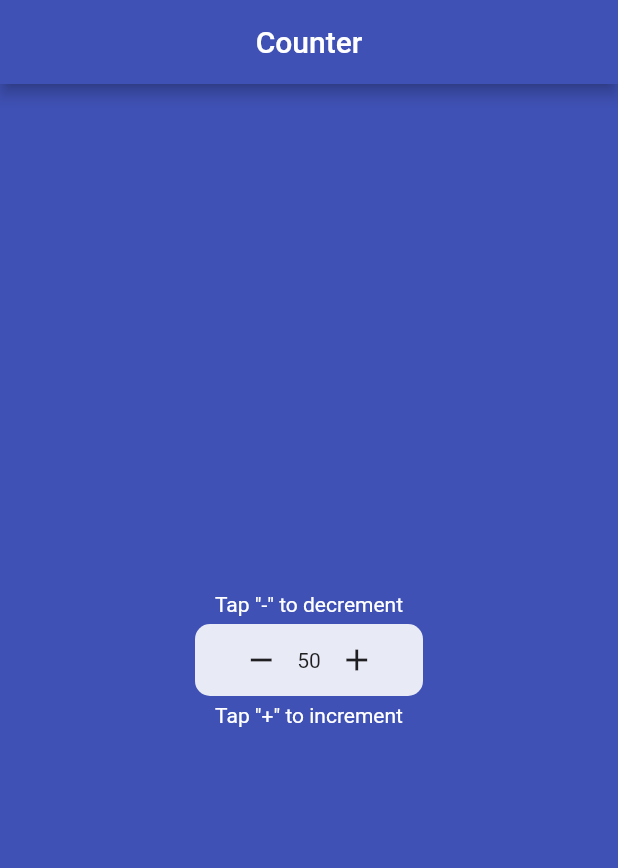
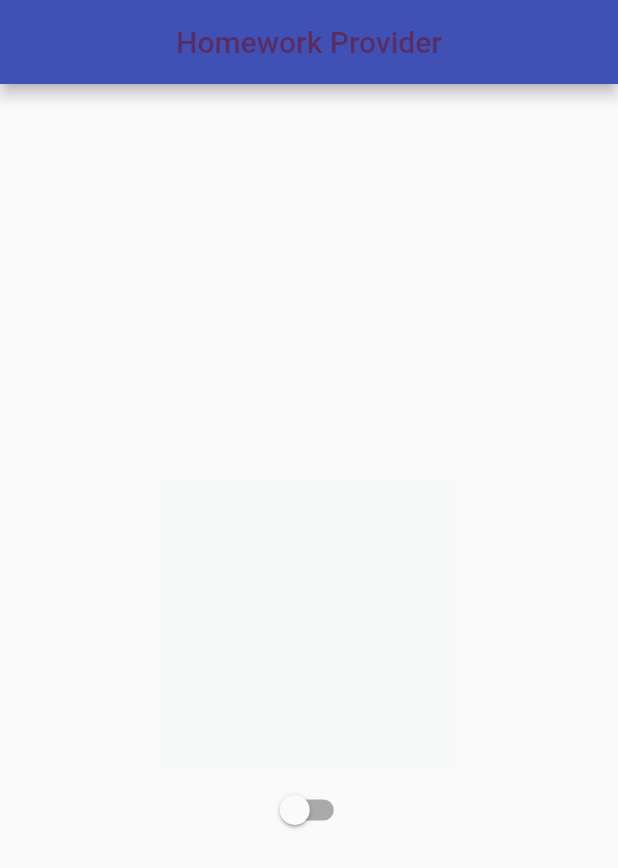
Before and after one commit to Galahed1204/flutter_app_test, a Flutter app: the screen it shows after launch, on a phone screen of 412 x 824 dp. Shown: the top 868 px of the screen. Run offline on Flutter 3.47's test engine with Material 2 defaults, Android fonts, the phone set to English and light mode, and no system bars.

Commit message:
Finished homework

```diff
--- a/lib/main.dart
+++ b/lib/main.dart
@@ -1,26 +1,35 @@
+
+import 'dart:math';
+
+import 'package:flutter/foundation.dart';
 import 'package:flutter/material.dart';
+import 'package:provider/provider.dart';
 
-void main() => runApp(const MyApp());
-// void main() {
-//   //runApp(const MyApp());
-//   runApp(MaterialApp(
-//     home: Scaffold(
-//         backgroundColor: Colors.indigo,
-//         appBar: AppBar(
-//           title: const Text("My third flutter App"),
-//           centerTitle: true,
-//         ),
-//         body: const Center(
-//           child: Text(
-//             "This is My Homepage",
-//             style: TextStyle(
-//                 fontSize: 30,
-//                 fontWeight: FontWeight.bold,
-//                 color: Colors.white),
-//           ),
-//         )),
-//   ));
+void main() => runApp(MultiProvider(
+      providers: [
+        ChangeNotifierProvider(create: (_) => AnimatedState()),
+      ],
+      child: const MyApp(),
+    ));
+
+class AnimatedState with ChangeNotifier {
+  bool _state = false;
+
+  bool get state => _state;
+
+  void reverseState() {
+    _state = !_state;
+    print(_state);
+    notifyListeners();
+  }
+
+// /// Makes `Counter` readable inside the devtools by listing all of its properties
+// @override
+// void debugFillProperties(DiagnosticPropertiesBuilder properties) {
+//   super.debugFillProperties(properties);
+//   properties.add(FlagProperty('state', state));
 // }
+}
 
 class MyApp extends StatelessWidget {
   const MyApp({Key? key}) : super(key: key);
@@ -28,200 +37,55 @@ class MyApp extends StatelessWidget {
   @override
   Widget build(BuildContext context) {
     return MaterialApp(
-        title: 'Counter',
+        title: 'Provider',
         theme: ThemeData(
           primarySwatch: Colors.indigo,
           visualDensity: VisualDensity.adaptivePlatformDensity,
         ),
-        home: CounterWidget(
-          title: 'Counter',
-          centerTitle: true,
-        ));
+        home: AnimatedWidget());
   }
 }
 
-class CounterWidget extends StatefulWidget {
-  CounterWidget({Key? key, required this.title, required this.centerTitle})
-      : super(key: key);
-
-  final String title;
-  bool centerTitle;
-
-  @override
-  _CounterWidgetState createState() => _CounterWidgetState();
-}
-
-class _CounterWidgetState extends State<CounterWidget> {
-  int _count = 50;
-
-  void _incrementCounter() {
-    setState(() {
-      _count++;
-    });
-  }
-
-  void _decreaseCounter() {
-    setState(() {
-      _count--;
-    });
-  }
+class AnimatedWidget extends StatelessWidget {
+  AnimatedWidget({Key? key}) : super(key: key);
+  final rng = Random();
 
   @override
   Widget build(BuildContext context) {
     return Scaffold(
       appBar: AppBar(
-        title: Text(widget.title),
-        centerTitle: widget.centerTitle,
+        title: Text(
+          'Homework Provider',
+          style: TextStyle(
+            color: context.watch<AnimatedState>().state
+                ? Color(rng.nextInt(0xFF000000))
+                : Color(rng.nextInt(0xFF000000)),
+          ),
+        ),
+        centerTitle: true,
       ),
-      body: Container(
-        color: Colors.indigo,
-        child: Center(
-          child: Column(
-            mainAxisAlignment: MainAxisAlignment.center,
-            children: [
-              const Text(
-                'Tap "-" to decrement',
-                style: TextStyle(fontSize: 14, color: Colors.white),
-              ),
-              Container(
-                width: double.infinity,
-                margin: const EdgeInsets.symmetric(horizontal: 130.0, vertical: 5),
-                decoration: BoxDecoration(
-                  color: Colors.indigo[50],
-                  borderRadius: BorderRadius.circular(10),
-                ),
-                child: Row(
-                  mainAxisAlignment: MainAxisAlignment.center,
-                  children: [
-                    IconButton(
-                        icon: const Icon(Icons.remove),
-                        onPressed: _decreaseCounter),
-                    Text('$_count'),
-                    IconButton(
-                        onPressed: _incrementCounter,
-                        icon: const Icon(Icons.add)),
-                  ],
-                ),
-              ),
-
-              const Text(
-                'Tap "+" to increment',
-                style: TextStyle(fontSize: 14, color: Colors.white),
-              ),
-            ],
-          ),
+      body: Center(
+        child: Column(
+          mainAxisSize: MainAxisSize.min,
+          mainAxisAlignment: MainAxisAlignment.center,
+          children: [
+            AnimatedContainer(
+              width: 200.0,
+              height: 200.0,
+              color: context.watch<AnimatedState>().state
+                  ? Color(rng.nextInt(0xFF000000))
+                  : Color(rng.nextInt(0xFF000000)),
+              duration: const Duration(seconds: 2),
+              //child: const FlutterLogo(size: 75),
+            ),
+            Switch(
+                value: context.watch<AnimatedState>().state,
+                onChanged: (bool value) {
+                  context.read<AnimatedState>().reverseState();
+                }),
+          ],
         ),
       ),
     );
   }
 }
-//
-// class MyApp extends StatelessWidget {
-//   const MyApp({Key? key}) : super(key: key);
-//
-//   // This widget is the root of your application.
-//   @override
-//   Widget build(BuildContext context) {
-//     return MaterialApp(
-//       title: 'Flutter Demo',
-//       theme: ThemeData(
-//         // This is the theme of your application.
-//         //
-//         // Try running your application with "flutter run". You'll see the
-//         // application has a blue toolbar. Then, without quitting the app, try
-//         // changing the primarySwatch below to Colors.green and then invoke
-//         // "hot reload" (press "r" in the console where you ran "flutter run",
-//         // or simply save your changes to "hot reload" in a Flutter IDE).
-//         // Notice that the counter didn't reset back to zero; the application
-//         // is not restarted.
-//         primarySwatch: Colors.indigo,
-//       ),
-//       home: const MyHomePage(title: 'Flutter Demo Home Page'),
-//     );
-//   }
-// }
-//
-// class MyHomePage extends StatefulWidget {
-//   const MyHomePage({Key? key, required this.title}) : super(key: key);
-//
-//   // This widget is the home page of your application. It is stateful, meaning
-//   // that it has a State object (defined below) that contains fields that affect
-//   // how it looks.
-//
-//   // This class is the configuration for the state. It holds the values (in this
-//   // case the title) provided by the parent (in this case the App widget) and
-//   // used by the build method of the State. Fields in a Widget subclass are
-//   // always marked "final".
-//
-//   final String title;
-//
-//   @override
-//   State<MyHomePage> createState() => _MyHomePageState();
-// }
-//
-// class _MyHomePageState extends State<MyHomePage> {
-//   int _counter = 0;
-//
-//   void _incrementCounter() {
-//     setState(() {
-//       // This call to setState tells the Flutter framework that something has
-//       // changed in this State, which causes it to rerun the build method below
-//       // so that the display can reflect the updated values. If we changed
-//       // _counter without calling setState(), then the build method would not be
-//       // called again, and so nothing would appear to happen.
-//       _counter++;
-//     });
-//   }
-//
-//   @override
-//   Widget build(BuildContext context) {
-//     // This method is rerun every time setState is called, for instance as done
-//     // by the _incrementCounter method above.
-//     //
-//     // The Flutter framework has been optimized to make rerunning build methods
-//     // fast, so that you can just rebuild anything that needs updating rather
-//     // than having to individually change instances of widgets.
-//     return Scaffold(
-//       appBar: AppBar(
-//         // Here we take the value from the MyHomePage object that was created by
-//         // the App.build method, and use it to set our appbar title.
-//         title: Text(widget.title),
-//       ),
-//       body: Center(
-//         // Center is a layout widget. It takes a single child and positions it
-//         // in the middle of the parent.
-//         child: Column(
-//           // Column is also a layout widget. It takes a list of children and
-//           // arranges them vertically. By default, it sizes itself to fit its
-//           // children horizontally, and tries to be as tall as its parent.
-//           //
-//           // Invoke "debug painting" (press "p" in the console, choose the
-//           // "Toggle Debug Paint" action from the Flutter Inspector in Android
-//           // Studio, or the "Toggle Debug Paint" command in Visual Studio Code)
-//           // to see the wireframe for each widget.
-//           //
-//           // Column has various properties to control how it sizes itself and
-//           // how it positions its children. Here we use mainAxisAlignment to
-//           // center the children vertically; the main axis here is the vertical
-//           // axis because Columns are vertical (the cross axis would be
-//           // horizontal).
-//           mainAxisAlignment: MainAxisAlignment.center,
-//           children: <Widget>[
-//             const Text(
-//               'You have pushed the button this many times:',
-//             ),
-//             Text(
-//               '$_counter',
-//               style: Theme.of(context).textTheme.headline4,
-//             ),
-//           ],
-//         ),
-//       ),
-//       floatingActionButton: FloatingActionButton(
-//         onPressed: _incrementCounter,
-//         tooltip: 'Increment',
-//         child: const Icon(Icons.add),
-//       ), // This trailing comma makes auto-formatting nicer for build methods.
-//     );
-//   }
-// }
--- a/pubspec.yaml
+++ b/pubspec.yaml
@@ -35,6 +35,7 @@ dependencies:
   # Use with the CupertinoIcons class for iOS style icons.
   cupertino_icons: ^1.0.2
   http: ^0.13.5
+  provider: ^6.0.3
 
 dev_dependencies:
   flutter_test:
```
Also changed, not shown: pubspec.lock.
